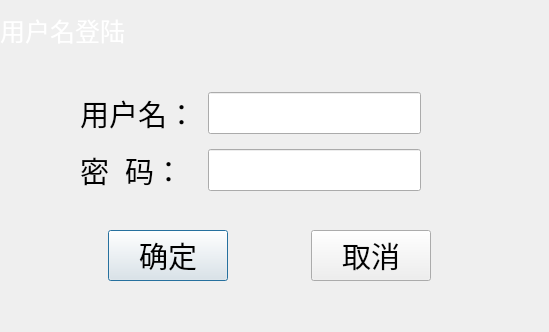
The window that tx2_iris/dialoglogin.ui (iuytr09/tx2_iris) describes before a commit, drawn with Qt 5.
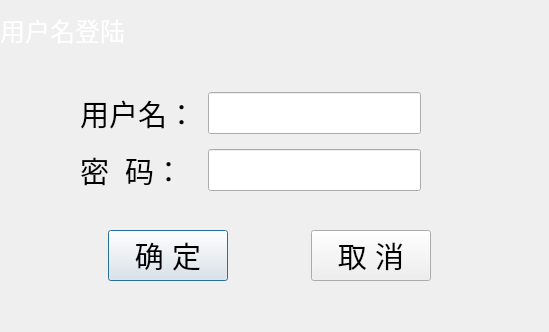
The same window after the commit.

The edit to the form file:
```diff
--- a/tx2_iris/dialoglogin.ui
+++ b/tx2_iris/dialoglogin.ui
@@ -176,7 +176,7 @@
        <string notr="true">color:rgb(0, 0, 0)</string>
       </property>
       <property name="text">
-       <string>确定</string>
+       <string>确 定</string>
       </property>
       <property name="default">
        <bool>true</bool>
@@ -232,7 +232,7 @@
        <string notr="true">color:rgb(0, 0, 0)</string>
       </property>
       <property name="text">
-       <string>取消</string>
+       <string>取 消</string>
       </property>
      </widget>
     </item>
```
Left out of the diff: 24 changed lines with no effect on the pictures.
